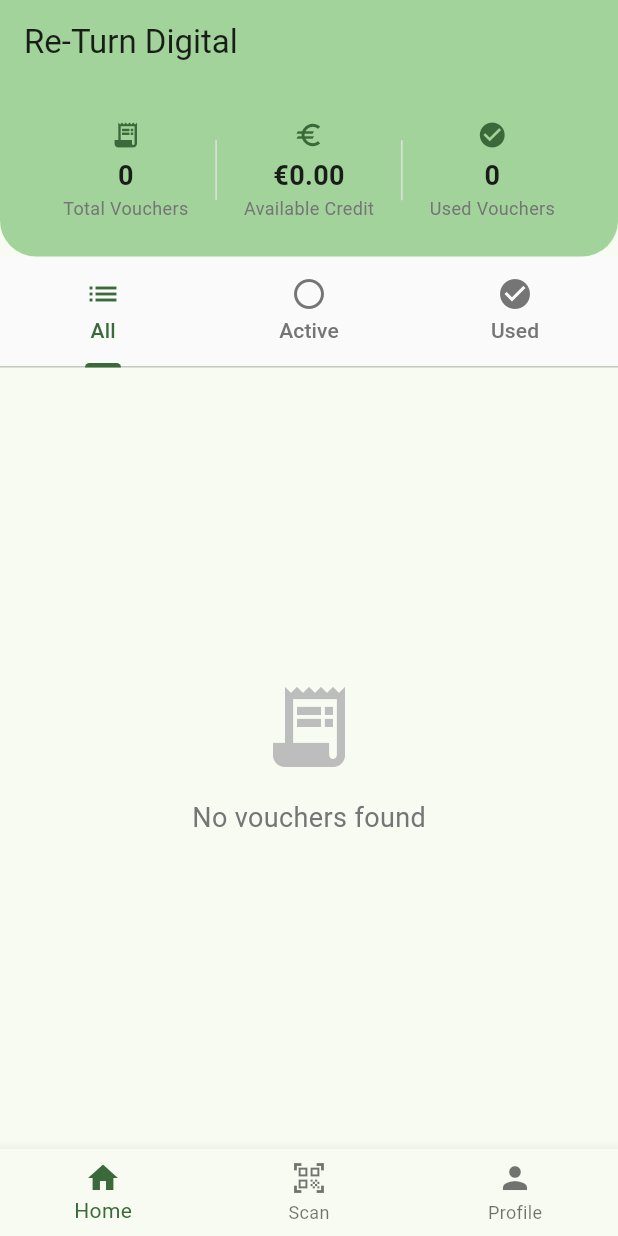
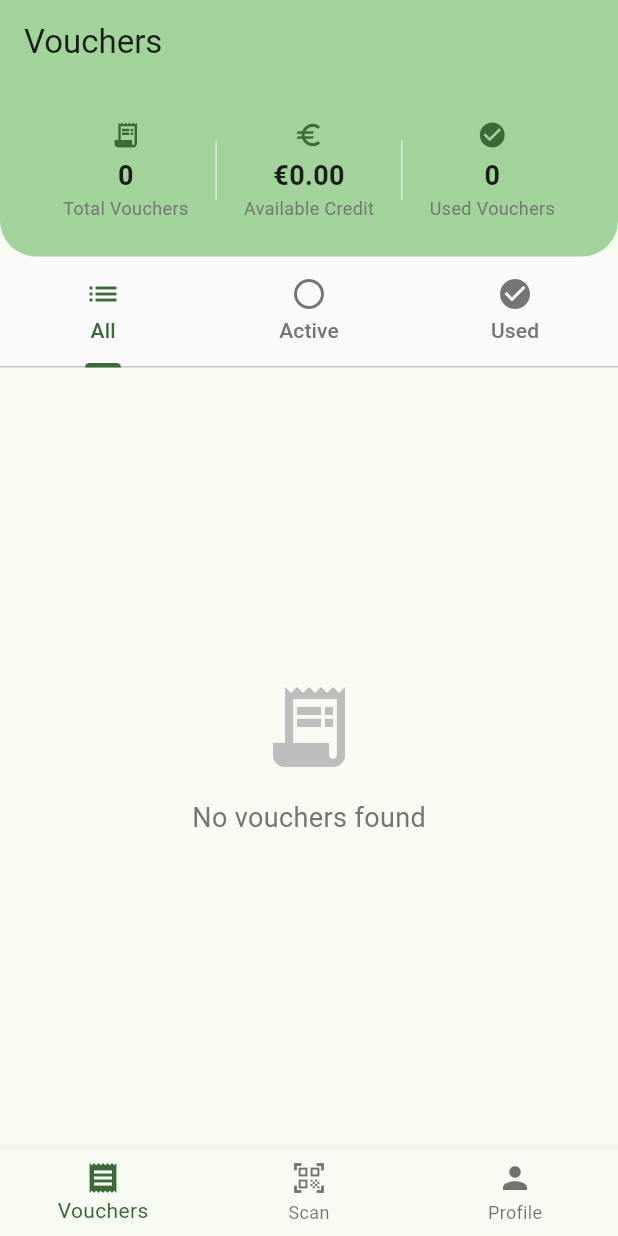
Before and after one commit to EPICOMI/re_turn_app, a Flutter app: the screen it shows after launch, on a phone screen of 412 x 824 dp. Run offline on Flutter 3.47's test engine with Material 3 defaults, Android fonts, the phone set to English and light mode, and no system bars; our stand-ins replace barcode_widget, device_info_plus, geocoding, geolocator, image_cropper, image_picker and 5 more; missing offline and left inert: gal, google_mlkit_barcode_scanning, google_mlkit_text_recognition, screen_brightness; accounts and stored records are empty.

Commit message:
Added profile editing, and changed the naming of the home screen to voucher screen.

```diff
--- a/lib/main.dart
+++ b/lib/main.dart
@@ -31,7 +31,7 @@ class MyApp extends StatelessWidget {
     return ChangeNotifierProvider(
       create: (context) => VoucherProvider(),
       child: MaterialApp(
-        title: 'Re-Turn Digital',
+        title: 'Vouchers',
         theme: ThemeData(
           primarySwatch: Colors.green,
           useMaterial3: true,
@@ -76,8 +76,8 @@ class _MainNavigationScreenState extends State<MainNavigationScreen> {
       bottomNavigationBar: BottomNavigationBar(
         items: const <BottomNavigationBarItem>[
           BottomNavigationBarItem(
-            icon: Icon(Icons.home),
-            label: 'Home',
+            icon: Icon(Icons.receipt),
+            label: 'Vouchers',
           ),
           BottomNavigationBarItem(
             icon: Icon(Icons.qr_code_scanner),
--- a/lib/screens/home_screen.dart
+++ b/lib/screens/home_screen.dart
@@ -59,7 +59,7 @@ class _HomeScreenState extends State<HomeScreen> with SingleTickerProviderStateM
   Widget build(BuildContext context) {
     return Scaffold(
       appBar: AppBar(
-        title: const Text('Re-Turn Digital'),
+        title: const Text('Vouchers'),
         elevation: 0,
         backgroundColor: Theme.of(context).colorScheme.inversePrimary,
       ),
--- a/pubspec.yaml
+++ b/pubspec.yaml
@@ -49,7 +49,8 @@ dependencies:
 
   # Image handling
   image_picker: ^1.0.4
-  image_cropper: ^5.0.1
+  image_cropper: ^8.0.2
+  image: ^4.2.0
 
   # GPS/Location
   geolocator: ^14.0.2
```
Also changed, not shown: lib/screens/profile_screen.dart (+41 -20 lines), pubspec.lock.
